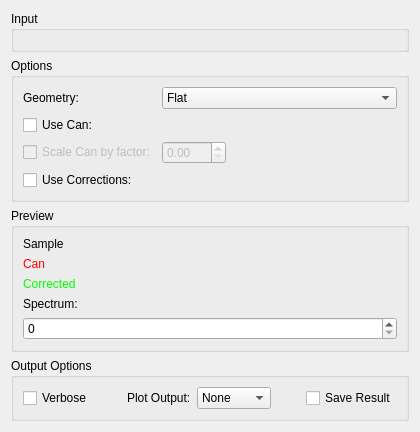
Qt form Code/Mantid/MantidQt/CustomInterfaces/inc/MantidQtCustomInterfaces/Indirect/ApplyCorr.ui (mantidproject/mantid) before a commit.
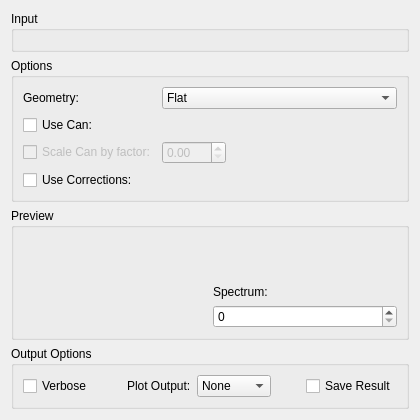
The same form after that commit. Custom widgets are drawn as their Qt base class.

Commit message:
Replace plots on MSD fit and corrections
Allow removal of a curve by legend name

Refs #11036

What changed in the file:
```diff
--- a/Code/Mantid/MantidQt/CustomInterfaces/inc/MantidQtCustomInterfaces/Indirect/ApplyCorr.ui
+++ b/Code/Mantid/MantidQt/CustomInterfaces/inc/MantidQtCustomInterfaces/Indirect/ApplyCorr.ui
@@ -202,37 +202,21 @@
      </property>
      <layout class="QHBoxLayout" name="horizontalLayout_11">
       <item>
-       <layout class="QVBoxLayout" name="plotPreview"/>
+       <widget class="MantidQt::MantidWidgets::PreviewPlot" name="ppPreview" native="true">
+        <property name="canvasColour" stdset="0">
+         <color>
+          <red>255</red>
+          <green>255</green>
+          <blue>255</blue>
+         </color>
+        </property>
+        <property name="showLegend" stdset="0">
+         <bool>true</bool>
+        </property>
+       </widget>
       </item>
       <item>
-       <layout class="QVBoxLayout" name="loPlotLegend">
-        <item>
-         <widget class="QLabel" name="lbPlotSample">
-          <property name="text">
-           <string>Sample</string>
-          </property>
-         </widget>
-        </item>
-        <item>
-         <widget class="QLabel" name="lbPlotCan">
-          <property name="styleSheet">
-           <string notr="true">color: rgb(255, 0, 0);</string>
-          </property>
-          <property name="text">
-           <string>Can</string>
-          </property>
-         </widget>
-        </item>
-        <item>
-         <widget class="QLabel" name="lbPlotCorrected">
-          <property name="styleSheet">
-           <string notr="true">color: rgb(0, 255, 0);</string>
-          </property>
-          <property name="text">
-           <string>Corrected</string>
-          </property>
-         </widget>
-        </item>
+       <layout class="QVBoxLayout" name="loPlotOptions">
         <item>
          <spacer name="verticalSpacer_0">
           <property name="orientation">
@@ -364,6 +348,12 @@
    <extends>QWidget</extends>
    <header>MantidQtMantidWidgets/DataSelector.h</header>
   </customwidget>
+  <customwidget>
+   <class>MantidQt::MantidWidgets::PreviewPlot</class>
+   <extends>QWidget</extends>
+   <header>MantidQtMantidWidgets/PreviewPlot.h</header>
+   <container>1</container>
+  </customwidget>
  </customwidgets>
  <resources/>
  <connections>
```
The commit also changes 6 other files.
